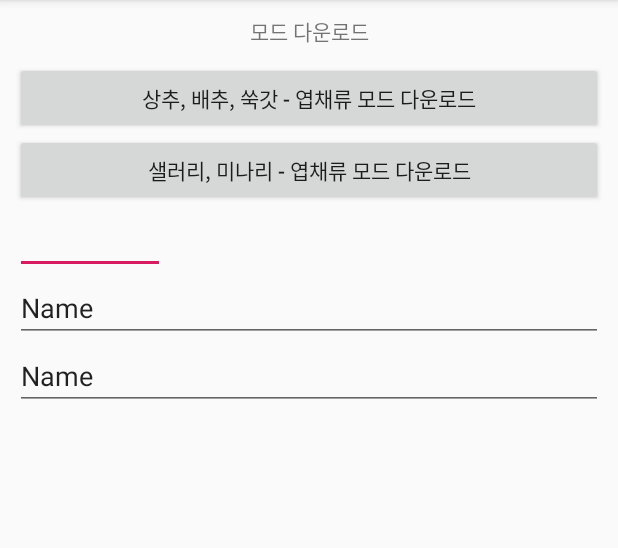
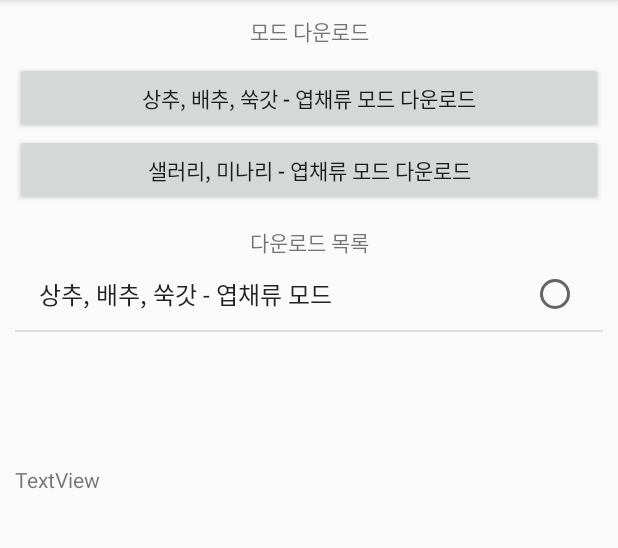
Before and after one commit to JJinTae/ICTminiSmartFarmApp, an Android app: the PageModeDown screen opened directly, with no data from a screen before it, after a tap on "상추, 배추, 쑥갓 - 엽채류 모드 다운로드", on a phone screen of 412 x 824 dp, the part 84-632 px from its top. Run offline under Robolectric (Android 15) with nearby library versions, the phone set to English and light mode, and no system bars.

Commit message:
Mode_Down_DB

```diff
--- a/app/src/main/AndroidManifest.xml
+++ b/app/src/main/AndroidManifest.xml
@@ -9,7 +9,6 @@
         android:roundIcon="@mipmap/ic_launcher_round"
         android:supportsRtl="true"
         android:theme="@style/AppTheme">
-        <activity android:name=".PageInsertMode"></activity>
         <activity android:name=".PageControlFarm" />
         <activity android:name=".PageModeDown" />
         <activity android:name=".MainActivity">
--- a/app/src/main/java/com/example/smartfarm/PageModeDown.java
+++ b/app/src/main/java/com/example/smartfarm/PageModeDown.java
@@ -9,9 +9,15 @@ import android.database.sqlite.SQLiteDatabase;
 import android.view.Menu;
 import android.view.View;
 import android.view.View.OnClickListener;
+import android.widget.AdapterView;
+import android.widget.ArrayAdapter;
 import android.widget.Button;
+import android.widget.ListView;
+import android.widget.RadioButton;
 import android.widget.TextView;
 import android.widget.Toast;
+
+import java.util.ArrayList;
 
 
 public class PageModeDown extends AppCompatActivity {
@@ -19,13 +25,35 @@ public class PageModeDown extends AppCompatActivity {
     TextView text01;
     SQLiteDatabase database;
     String tableName = "CUSTOMER";
+    final ArrayList<String> items = new ArrayList<String>(); // 빈 데이터 리스트 생성
+    ArrayAdapter adapter;
+
 
     @Override
     protected void onCreate(Bundle savedInstanceState) {
         super.onCreate(savedInstanceState);
         setContentView(R.layout.activity_page_mode_down);
 
-        text01 = (TextView) findViewById(R.id.text01);
+        text01 = (TextView) findViewById(R.id.text01); // 테스트용 TextView
+
+        adapter = new ArrayAdapter(this, android.R.layout.simple_list_item_single_choice, items); // ArrayAdapter 생성. 아이템(single choice) 가능하도록
+        final ListView listview = (ListView) findViewById(R.id.listview1);
+        listview.setAdapter(adapter);
+
+
+        listview.setOnItemClickListener(new AdapterView.OnItemClickListener() {
+            @Override
+            public void onItemClick(AdapterView<?> parent, View view, int position, long id) {
+                if(listview.isItemChecked(0)){
+                    text01.append("1번이 체크되었습니다.");
+                }
+                else if(listview.isItemChecked(1)){
+                    text01.append("2번이 체크되었습니다.");
+                }
+            }
+        });
+
+
 
         createDatabase();
         createTable();
@@ -35,7 +63,8 @@ public class PageModeDown extends AppCompatActivity {
             downNum1.setOnClickListener(new OnClickListener() {
             public void onClick(View v) {
                 insertData1();
-                Toast.makeText(getApplicationContext(), "상추, 배추, 쑥갓 - 엽채류 모드 다운로드", Toast.LENGTH_SHORT).show();
+                Toast.makeText(getApplicationContext(), "상추, 배추, 쑥갓 - 엽채류 모드 다운로드 완료", Toast.LENGTH_SHORT).show();
+                queryData();
             }
         });
 
@@ -43,44 +72,77 @@ public class PageModeDown extends AppCompatActivity {
         downNum2.setOnClickListener(new OnClickListener() {
             public void onClick(View v) {
                 insertData2();
-                Toast.makeText(getApplicationContext(), "샐러리, 미나리 - 엽채류 모드 다운로드", Toast.LENGTH_SHORT).show();
+                Toast.makeText(getApplicationContext(), "샐러리, 미나리 - 엽채류 모드 다운로드 완료", Toast.LENGTH_SHORT).show();
+                queryData();
             }
         });
 
 
-    }
+
+
+    } // onCreate
+
+
+
+
+
     //DB 생성
     private void createDatabase(){
         String name = "customer.db";
         database = openOrCreateDatabase(name, Context.MODE_PRIVATE, null); //DB가 존재하면 오픈. 존재하지않은면 생성
-        text01.append("데이터베이스가 만들어졌어요"+name+"\n");
+        // text01.append("데이터베이스가 만들어졌어요"+name+"\n");
     }
 
     //테이블 생성
     private void createTable() {
 
-        String sql = "create table " + tableName + "(growth integer, watervalue integer, nutrientvalue integer, usinglighttime integer)";
+        String sql = "create table " + tableName + "(name text, growth integer, watervalue integer, nutrientvalue integer, usinglighttime integer)";
 
         try {
             database.execSQL(sql);//slq문 실행
-            text01.append("테이블이 만들어졌어요"+tableName+"\n");
+            // text01.append("테이블이 만들어졌어요"+tableName+"\n");
         } catch (Exception e) {
-            text01.append("테이블 만들 때 예외 : "+e.getMessage()+"\n");
+            // text01.append("테이블 만들 때 예외 : "+e.getMessage()+"\n");
             e.printStackTrace();
         }
     }
 
-    //데이터넣기 1
+    //데이터넣기 1 (상추, 배추, 쑥갓 - 엽채류 모드 다운로드)
     private void insertData1(){
 
 
         database.beginTransaction(); //sql문을 실행하는 일정구간을 트랜잭션으로 묶어주겠다라는 의미
         //트랜잭션 시작을 나타내는 메소드
         try{
-            String sql = "insert into "+ tableName + "(growth, watervalue, nutrientvalue, usinglighttime) values(1, 1000, 3, 16)";
+            String sql = "insert into "+ tableName + "(name, growth, watervalue, nutrientvalue, usinglighttime) values('상추, 배추, 쑥갓 - 엽채류 모드',1, 1000, 3, 16)";
             database.execSQL(sql);
 
-            text01.append("데이터를 넣었어요\n");
+            // text01.append("데이터를 넣었어요\n");
+            database.setTransactionSuccessful(); //트랜잭션으로 묶어준 일정영역의 SQL문들이 모두 성공적으로 끝났을 지정
+
+        }catch(Exception e){
+            //SQL문 실행중 오류가 발생하면 예외처리가 되고..
+            //트랜잭션에 정의된 SQL쿼리가 성공되지 않았기때문에 finally블록에서
+            //트랜잭션 종료메서드 실행시(endTransaction()) 롤백이 된다.
+
+            // text01.append("데이터 추가할때 예외 : "+e.getMessage()+"\n");
+            e.printStackTrace();
+        }finally{
+            database.endTransaction(); //트랜잭션을 끝내는 메소드.
+        }
+    }
+
+
+    //데이터넣기 2 (샐러리, 미나리 - 엽채류 모드 다운로드)
+    private void insertData2(){
+
+        database.beginTransaction(); //sql문을 실행하는 일정구간을 트랜잭션으로 묶어주겠다라는 의미
+        //트랜잭션 시작을 나타내는 메소드
+        try{
+            String sql = "insert into "+ tableName + "(name, growth, watervalue, nutrientvalue, usinglighttime) values('샐러리, 미나리 - 엽채류 모드',1, 1000, 5, 16)";
+            database.execSQL(sql);
+
+            // text01.append("데이터를 넣었어요\n");
 
             database.setTransactionSuccessful(); //트랜잭션으로 묶어준 일정영역의 SQL문들이 모두 성공적으로 끝났을 지정
 
@@ -89,37 +151,34 @@ public class PageModeDown extends AppCompatActivity {
             //트랜잭션에 정의된 SQL쿼리가 성공되지 않았기때문에 finally블록에서
             //트랜잭션 종료메서드 실행시(endTransaction()) 롤백이 된다.
 
-            text01.append("데이터 추가할때 예외 : "+e.getMessage()+"\n");
-            e.printStackTrace();
-        }finally{
-            database.endTransaction(); //트랜잭션을 끝내는 메소드.
-        }
-
-    }
-
-
-    //데이터넣기 2
-    private void insertData2(){
-
-        database.beginTransaction(); //sql문을 실행하는 일정구간을 트랜잭션으로 묶어주겠다라는 의미
-        //트랜잭션 시작을 나타내는 메소드
-        try{
-            String sql = "insert into "+ tableName + "(growth, watervalue, nutrientvalue, usinglighttime) values(1, 1000, 5, 16)";
-            database.execSQL(sql);
-
-            text01.append("데이터를 넣었어요\n");
-
-            database.setTransactionSuccessful(); //트랜잭션으로 묶어준 일정영역의 SQL문들이 모두 성공적으로 끝났을 지정
-
-        }catch(Exception e){
-            //SQL문 실행중 오류가 발생하면 예외처리가 되고..
-            //트랜잭션에 정의된 SQL쿼리가 성공되지 않았기때문에 finally블록에서
-            //트랜잭션 종료메서드 실행시(endTransaction()) 롤백이 된다.
-
-            text01.append("데이터 추가할때 예외 : "+e.getMessage()+"\n");
+            // text01.append("데이터 추가할때 예외 : "+e.getMessage()+"\n");
             e.printStackTrace();
         }finally{
             database.endTransaction(); //트랜잭션을 끝내는 메소드.
         }
     }
+
+    private void queryData(){
+        String sql = "select name from " + tableName;
+        Cursor cursor = database.rawQuery(sql, null);
+        items.clear();
+        if(cursor != null){
+            int count = cursor.getCount(); // 조회된 개수 얻기
+            try {
+                for(int i =0; i<count; i++)
+                {
+                    cursor.moveToNext();
+                    // text01.append("데이터를 조회했어요. 레코드 갯수 :" + count + "\n");
+                    String a = cursor.getString(0);
+                    items.add(a);
+                    // text01.append("데이터 #" + i + " : " + name + "\n");
+                    adapter.notifyDataSetChanged();
+                }
+            }
+            catch (Exception e){
+                Toast.makeText(getApplicationContext(), e.toString(), Toast.LENGTH_SHORT).show();
+                //e.printStackTrace();
+            }
+        }
+    }
 }
--- a/app/src/main/res/layout/activity_page_mode_down.xml
+++ b/app/src/main/res/layout/activity_page_mode_down.xml
@@ -25,35 +25,34 @@
             android:id="@+id/downNum1"
             android:layout_width="match_parent"
             android:layout_height="wrap_content"
-            android:onClick="onClick"
             android:text="상추, 배추, 쑥갓 - 엽채류 모드 다운로드" />
 
         <Button
-            android:id="@+id/button4"
+            android:id="@+id/downNum2"
             android:layout_width="match_parent"
             android:layout_height="wrap_content"
             android:text="샐러리, 미나리 - 엽채류 모드 다운로드" />
 
-        <EditText
-            android:id="@+id/et_save"
-            android:layout_width="100dp"
-            android:layout_height="wrap_content" />
-
-        <EditText
-            android:id="@+id/etname"
+        <TextView
+            android:id="@+id/textView15"
             android:layout_width="match_parent"
             android:layout_height="wrap_content"
-            android:ems="10"
-            android:inputType="textPersonName"
-            android:text="Name" />
+            android:layout_marginTop="20px"
+            android:gravity="center_horizontal"
+            android:text="다운로드 목록" />
 
-        <EditText
-            android:id="@+id/etmenu"
+        <ListView
+            android:id="@+id/listview1"
+            android:layout_width="match_parent"
+            android:layout_height="138dp"
+            android:choiceMode="singleChoice" />
+
+        <TextView
+            android:id="@+id/text01"
             android:layout_width="match_parent"
             android:layout_height="wrap_content"
-            android:ems="10"
-            android:inputType="textPersonName"
-            android:text="Name" />
+            android:text="TextView" />
+
 
     </LinearLayout>
 
```
Also changed, not shown: app/src/main/java/com/example/smartfarm/MainActivity.java (+0 -8 lines), app/src/main/java/com/example/smartfarm/PageInsertMode.java (deleted, +0 -138 lines), app/src/main/res/layout/activity_main.xml (+1 -7 lines), app/src/main/res/layout/activity_page_insert_mode.xml (deleted, +0 -42 lines).
